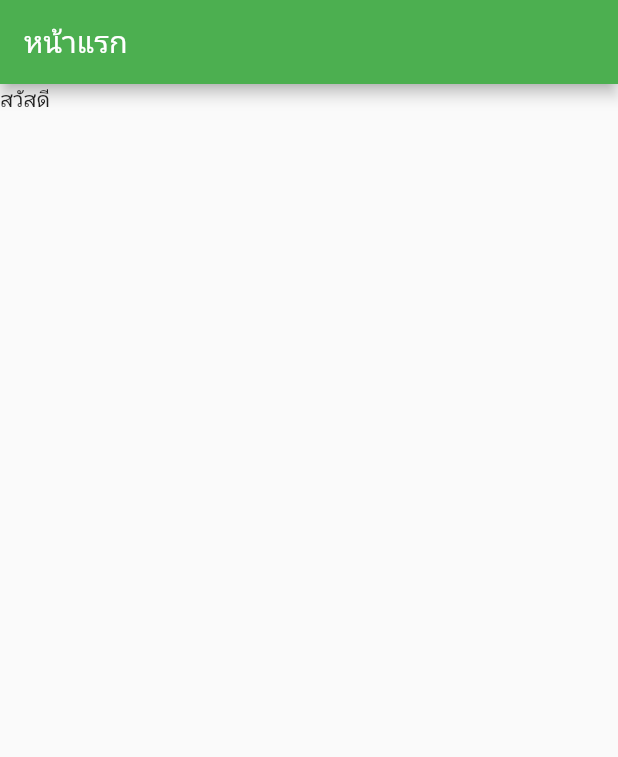
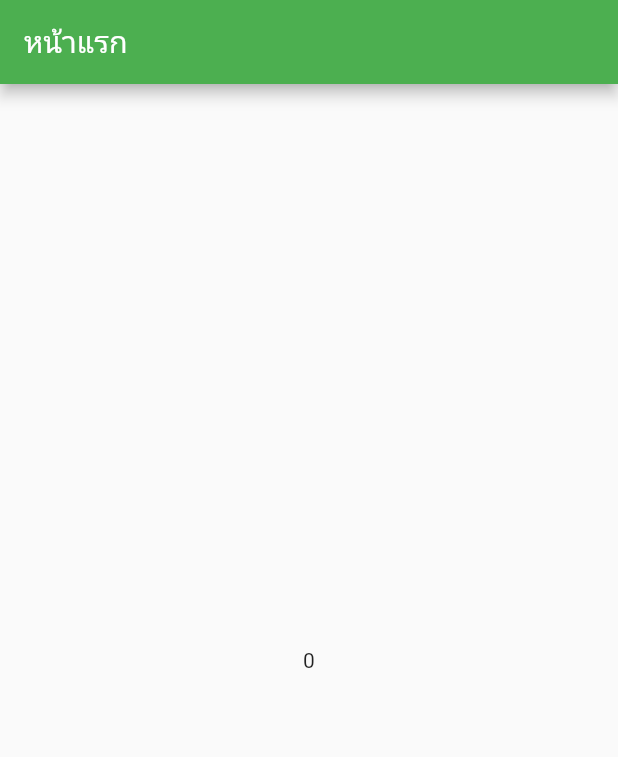
Before and after one commit to teerasej/my_first_app, a Flutter app: the screen it shows after launch, on a phone screen of 412 x 824 dp. Shown: the top 757 px of the screen. Run offline on Flutter 3.47's test engine with Material 3 defaults, Android fonts, the phone set to English and light mode, and no system bars.

Commit message:
เซ็ทค่าตัวนับให้อยู่กลางหน้าจอ

```diff
--- a/lib/main.dart
+++ b/lib/main.dart
@@ -10,7 +10,7 @@ main() {
         appBar: AppBar(
           title: Text('หน้าแรก'),
         ),
-        body: Text('สวัสดี'),
+        body: Center(child: Text('0')),
         floatingActionButton: FloatingActionButton(
           onPressed: () {
             print('กด');
```
